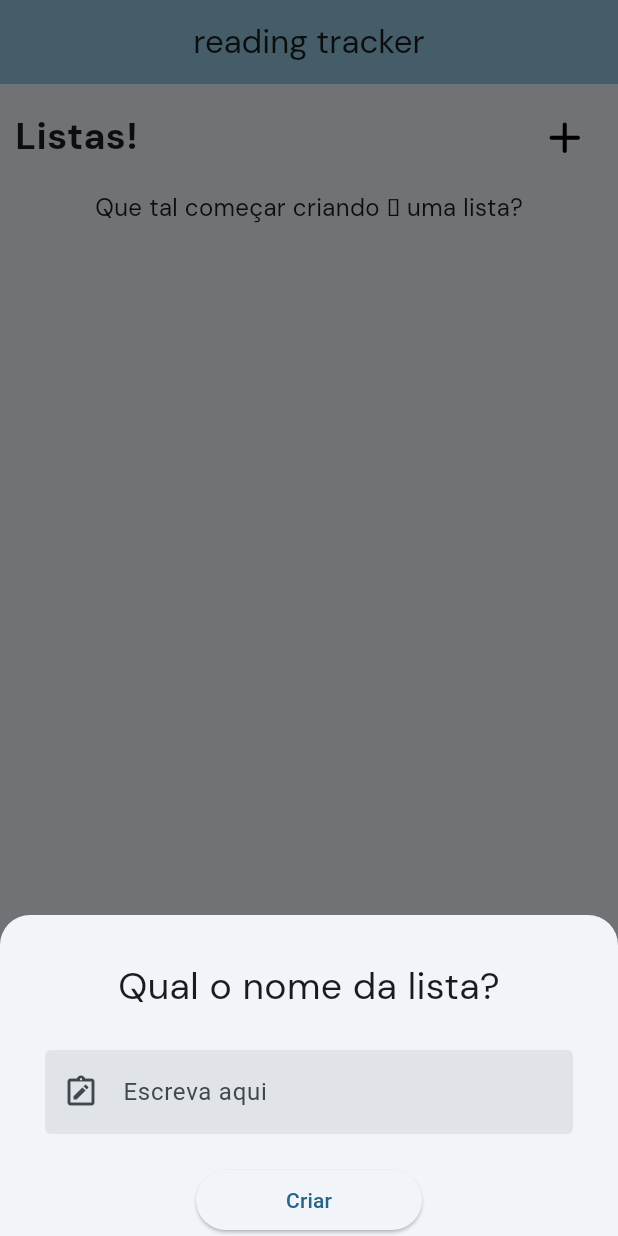
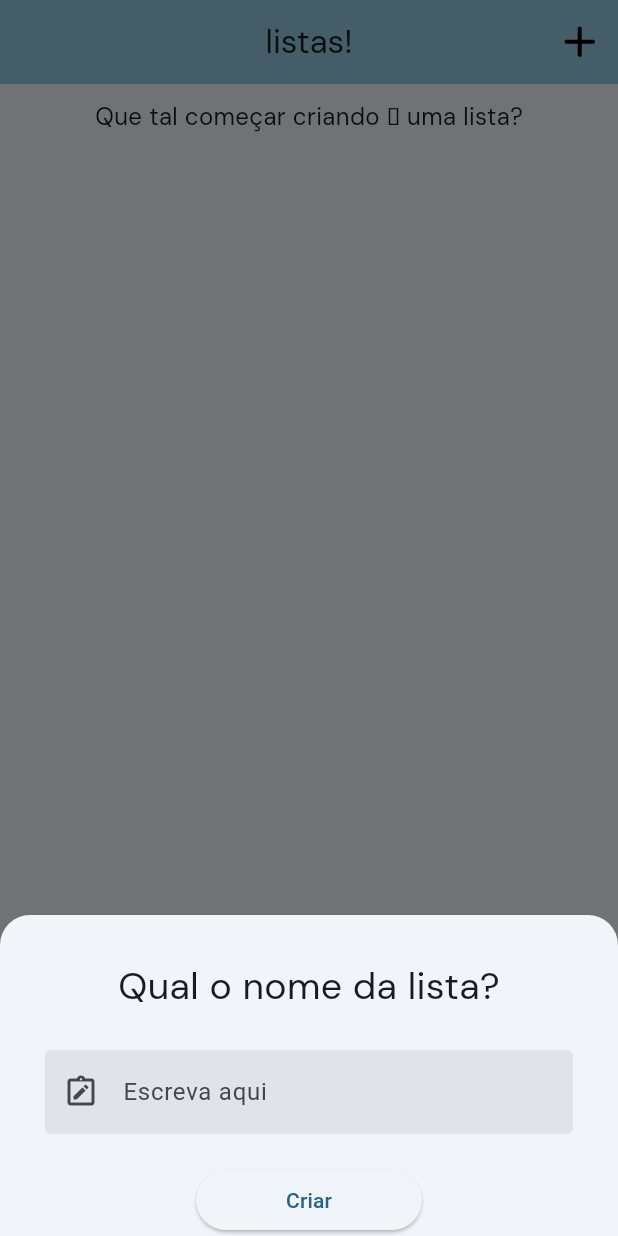
Before and after one commit to GuinterZaffalon/readingtracker, a Flutter app: the screen it shows after launch, item 2 of the bottom bar chosen, after a tap on the "add" icon, on a phone screen of 412 x 824 dp. Run offline on Flutter 3.47's test engine with Material 3 defaults, Android fonts, the phone set to English and light mode, and no system bars; our stand-ins replace flutter_rating_bar, google_fonts, sqflite; accounts and stored records are empty.

Commit message:
lista alinhada com novo design

```diff
--- a/lib/src/screens/list.dart
+++ b/lib/src/screens/list.dart
@@ -53,21 +53,10 @@ class _ListScreenState extends State<ListScreen> {
     return Scaffold(
         appBar: AppBar(
           backgroundColor: const Color.fromRGBO(149,203,226, 1),
-          title: Text("reading tracker", style: GoogleFonts.dmSans(),),
+          title: Text("listas!", style: GoogleFonts.dmSans(),),
           centerTitle: true,
           automaticallyImplyLeading: false,
-        ),
-      body: Column(
-        children: [
-          Padding(
-              padding: const EdgeInsets.all(10),
-              child: Row(children: [
-                Text(
-                  "Listas!",
-                  style: GoogleFonts.dmSans(textStyle: TextStyle(
-                      fontSize: 25, fontWeight: FontWeight.bold)),
-                ),
-                Spacer(),
+          actions: [
             IconButton(
                 icon: const Icon(Icons.add_rounded),
                 iconSize: 35,
@@ -110,8 +99,12 @@ class _ListScreenState extends State<ListScreen> {
                             )
                         );
                       });
-                    }),
-              ])),
+                })
+          ],
+        ),
+      body: Column(
+        children: [
+          SizedBox(height: 10,),
           FutureBuilder<List<Widget>>(
             future: getLists(),
             builder: (context, snapshot) {
```
Lines whose indentation alone changed are shown as unchanged.
